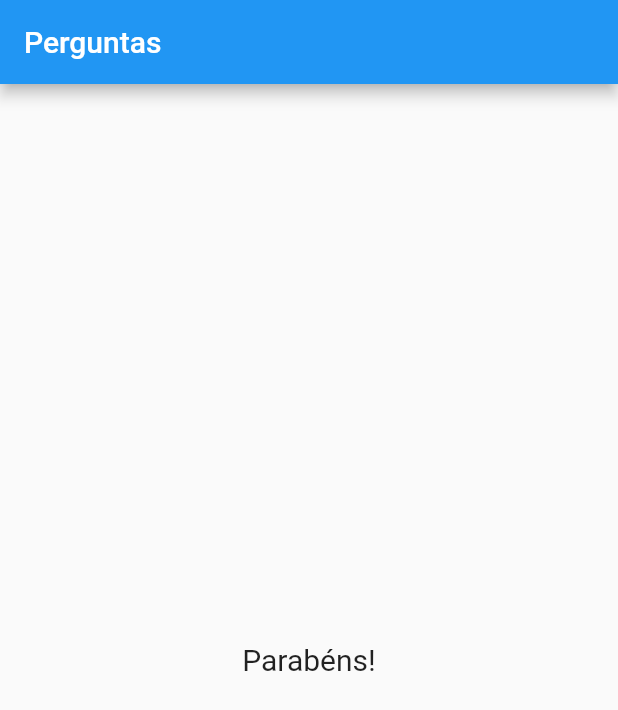
After one commit to diegowinter/curso-flutter, a Flutter app: the screen it shows after launch, after a tap on "Preto", after a tap on "Cobra", after a tap on "Leo", on a phone screen of 412 x 824 dp. The commit adds this screen. Shown: the top 710 px of the screen. Run offline on Flutter 3.47's test engine with Material 2 defaults, Android fonts, the phone set to English and light mode, and no system bars.

Commit message:
project(perguntas): desafio widget resultado

```diff
--- a/projeto_perguntas/lib/main.dart
+++ b/projeto_perguntas/lib/main.dart
@@ -1,6 +1,7 @@
 import 'package:flutter/material.dart';
 import './questao.dart';
 import './resposta.dart';
+import './resultado.dart';
 
 // main() {
 //   runApp(new PerguntaApp());
@@ -63,13 +64,8 @@ class _PerguntaAppState extends State<PerguntaApp> {
             Questao(_perguntas[_perguntaSelecionada]['texto']),
             ...respostas.map((t) => Resposta(t, _responder)).toList()
           ],
-        ) : Center(
-          child: Text(
-            'Parabéns!',
-            style: TextStyle(fontSize: 20),
-          ),
-        ),
-      )
+        ) : Resultado(),
+      ),
     );
   }
 }
--- /dev/null
+++ b/projeto_perguntas/lib/resultado.dart
@@ -0,0 +1,13 @@
+import 'package:flutter/material.dart';
+
+class Resultado extends StatelessWidget {
+  @override
+  Widget build(BuildContext context) {
+    return Center(
+      child: Text(
+        'Parabéns!',
+        style: TextStyle(fontSize: 20),
+      )
+    );
+  }
+}
```
